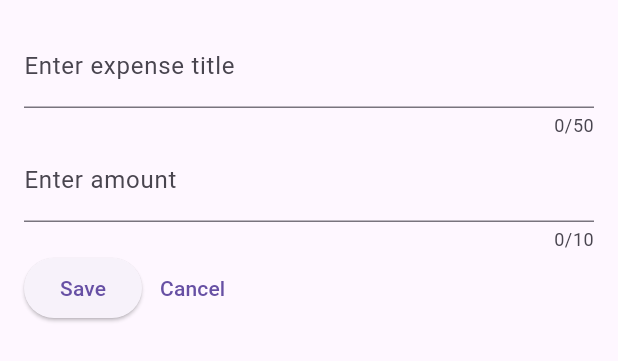
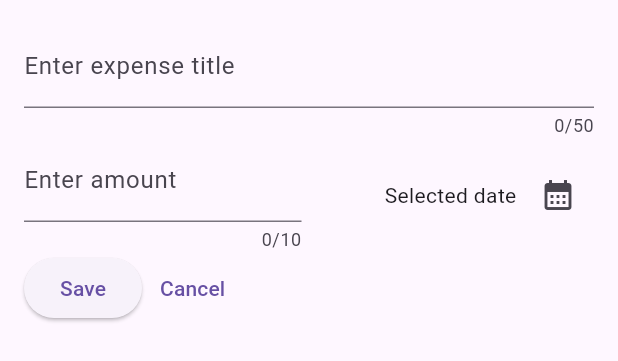
Before and after one commit to jfspps/Flutter_expenses_tracker, a Flutter app: the NewExpense widget shown alone on an empty page, opened directly, on a phone screen of 412 x 824 dp. Shown: the top 361 px of the screen. Run offline on Flutter 3.47's test engine with Material 2 defaults, Android fonts, the light colour scheme and no system bars.

Commit message:
added DatePicker to modal screen context

```diff
--- a/lib/widgets/new_expense.dart
+++ b/lib/widgets/new_expense.dart
@@ -14,6 +14,21 @@ class _NewExpenseState extends State<NewExpense> {
   // takes care of text input when the modal screen is required
   final _textInputController = TextEditingController();
   final _numericalInputController = TextEditingController();
+
+  void _presentDatePicker() {
+    final dateTimeNow = DateTime.now();
+    final firstDateTime = DateTime(
+      dateTimeNow.year - 1,
+      dateTimeNow.month,
+      dateTimeNow.day,
+    );
+    showDatePicker(
+      context: context,
+      initialDate: dateTimeNow,
+      firstDate: firstDateTime,
+      lastDate: dateTimeNow,
+    );
+  }
 
   // remove the widget when done (not in view) from the modal page
   @override
@@ -36,14 +51,41 @@ class _NewExpenseState extends State<NewExpense> {
               label: Text('Enter expense title'),
             ),
           ),
-          TextField(
+          Row(
+            children: [
+              // expand TextField and Row (for dateTimePicker) but also prevent
+              // both from taking more than they need
+              Expanded(
+                child: TextField(
                   controller: _numericalInputController,
                   maxLength: 10,
-            keyboardType: const TextInputType.numberWithOptions(decimal: true),
+                  keyboardType:
+                      const TextInputType.numberWithOptions(decimal: true),
                   decoration: const InputDecoration(
                     prefixText: '£ ',
                     label: Text('Enter amount'),
                   ),
+                ),
+              ),
+              const SizedBox(
+                width: 10,
+              ),
+              Expanded(
+                child: Row(
+                  // horizontal alignment in this case
+                  mainAxisAlignment: MainAxisAlignment.end,
+                  // centre the row's widgets vertically (cosmetic, and optional)
+                  crossAxisAlignment: CrossAxisAlignment.center,
+                  children: [
+                    const Text('Selected date '),
+                    IconButton(
+                      onPressed: _presentDatePicker,
+                      icon: const Icon(Icons.calendar_month),
+                    ),
+                  ],
+                ),
+              ),
+            ],
           ),
           Row(
             children: [
@@ -57,11 +99,13 @@ class _NewExpenseState extends State<NewExpense> {
                 child: const Text('Save'),
               ),
               TextButton(
-                onPressed: () {},
+                onPressed: () {
+                  Navigator.pop(context);
+                },
                 child: const Text('Cancel'),
               ),
             ],
-          )
+          ),
         ],
       ),
     );
```
Lines whose indentation alone changed are shown as unchanged.
